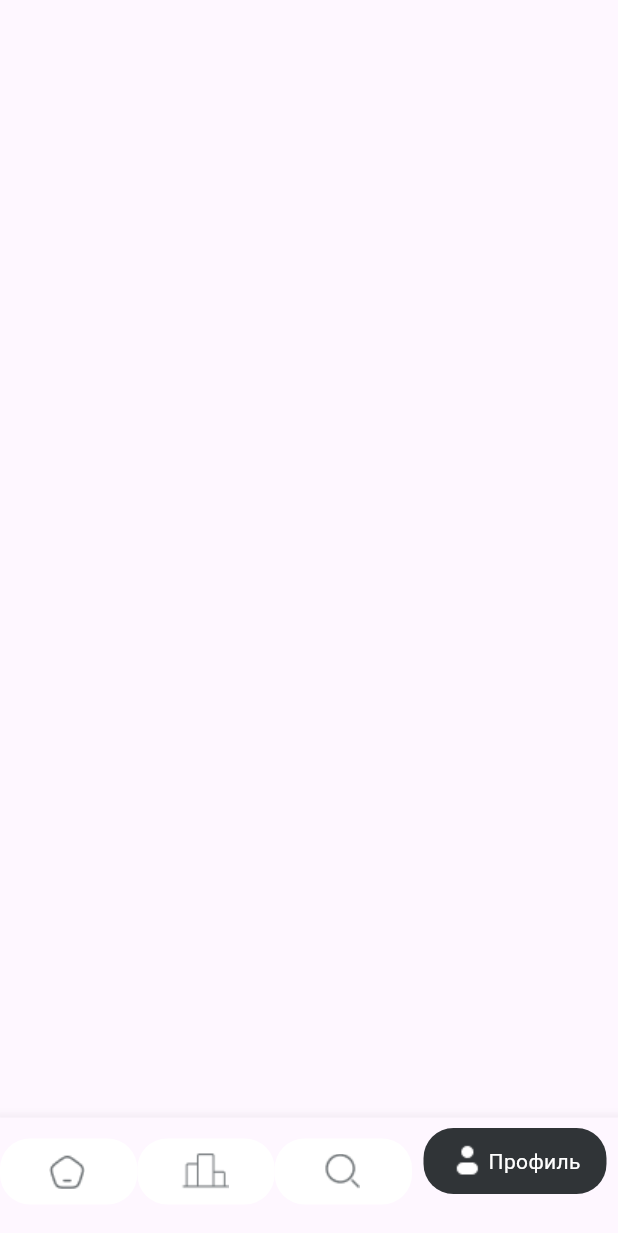
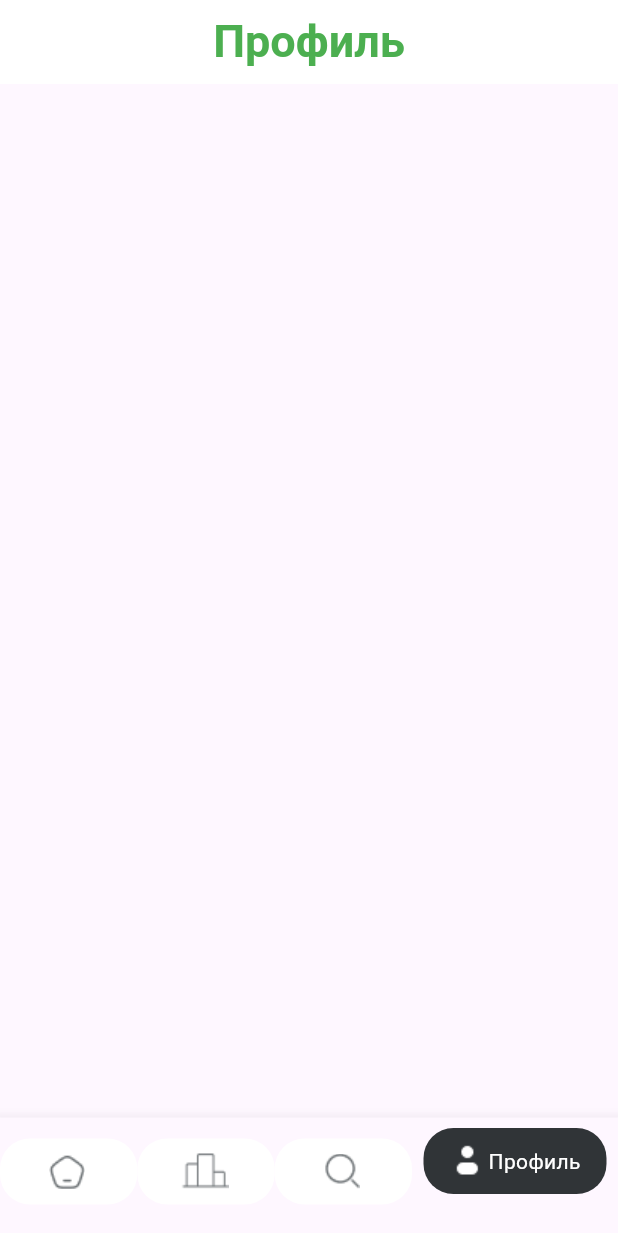
Before and after one commit to shiryauwu/TaskBattle, a Flutter app: the screen it shows after launch, item 4 of the bottom bar chosen, on a phone screen of 412 x 824 dp. Shown: the top 1233 px of the screen. Run offline on Flutter 3.47's test engine with Material 3 defaults, Android fonts, the phone set to English and light mode, and no system bars; missing offline and left inert: dart:ffi.

Commit message:
Добавил шапку профиля

```diff
--- a/task_battle/lib/profile_page.dart
+++ b/task_battle/lib/profile_page.dart
@@ -11,7 +11,14 @@ class ProfilePage extends StatefulWidget {
 class _ProfilePageState extends State<ProfilePage> {
   @override
   Widget build(BuildContext context) {
-    return const Scaffold(
+    return Scaffold(
+      appBar: AppBar(
+        centerTitle: true,
+        // leading: BackButton(color: Colors.green, onPressed: () => MainNavigationBar.new()), // const Text('Назад', style: TextStyle(fontSize: 15, fontWeight: FontWeight.w500)),
+        title: const Text('Профиль', style: TextStyle(color: Colors.green, fontSize: 30, fontWeight: FontWeight.w600 )),
+        backgroundColor: Colors.white,
+        elevation: 0,
+      ),
 
     );
 
```
